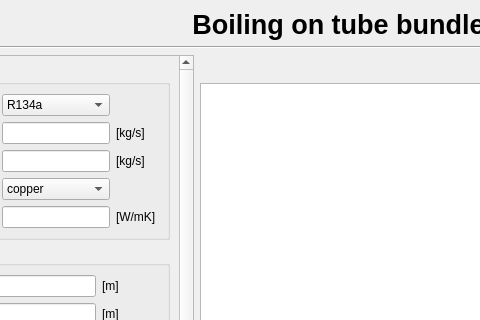
First picture: the form in simulationWindowGUI.ui, repository emiledecosterd/BoilingOnTubeBundles, before the edit; both pictures show x 225 to 705 and y 0 to 320 of the 1142 by 697 pixel window.
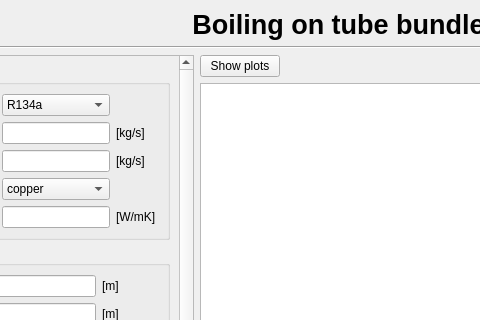
Second picture: the form after the edit.

Diff of the .ui file:
```diff
--- a/simulationWindowGUI.ui
+++ b/simulationWindowGUI.ui
@@ -1002,6 +1002,13 @@
      <layout class="QVBoxLayout" name="verticalLayout" stretch="0,60,0,10">
       <item>
        <layout class="QHBoxLayout" name="horizontalLayout_2">
+        <item>
+         <widget class="QPushButton" name="showPlotsButton">
+          <property name="text">
+           <string>Show plots</string>
+          </property>
+         </widget>
+        </item>
         <item>
          <spacer name="horizontalSpacer_38">
           <property name="orientation">
```
Left out of the diff: 2 changed lines with no effect on the pictures.
